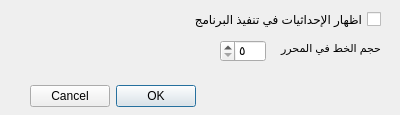
mobadarah/kalimat-lang, file kalimat/settingsdlg.ui: the form before one commit.
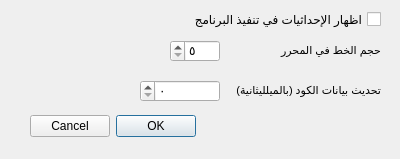
The form after the commit.

Commit message: Setting to decide how often to update code model

What changed in the file:
```diff
--- a/kalimat/settingsdlg.ui
+++ b/kalimat/settingsdlg.ui
@@ -7,7 +7,7 @@
     <x>0</x>
     <y>0</y>
     <width>400</width>
-    <height>115</height>
+    <height>159</height>
    </rect>
   </property>
   <property name="windowTitle">
@@ -23,7 +23,7 @@
    <property name="geometry">
     <rect>
      <x>30</x>
-     <y>80</y>
+     <y>110</y>
      <width>341</width>
      <height>32</height>
     </rect>
@@ -51,9 +51,9 @@
   <widget class="QSpinBox" name="spnEditorFontSize">
    <property name="geometry">
     <rect>
-     <x>220</x>
+     <x>170</x>
      <y>40</y>
-     <width>46</width>
+     <width>50</width>
      <height>22</height>
     </rect>
    </property>
@@ -67,10 +67,10 @@
   <widget class="QLabel" name="label">
    <property name="geometry">
     <rect>
-     <x>240</x>
+     <x>280</x>
      <y>40</y>
-     <width>141</width>
-     <height>16</height>
+     <width>101</width>
+     <height>20</height>
     </rect>
    </property>
    <property name="text">
@@ -81,6 +81,36 @@
 &lt;p dir='rtl' style=&quot; margin-top:0px; margin-bottom:0px; margin-left:0px; margin-right:0px; -qt-block-indent:0; text-indent:0px;&quot;&gt;&lt;span style=&quot; font-size:8pt;&quot;&gt;حجم الخط في المحرر&lt;/span&gt;&lt;/p&gt;&lt;/body&gt;&lt;/html&gt;</string>
    </property>
   </widget>
+  <widget class="QSpinBox" name="spnUpdateCodeModel">
+   <property name="geometry">
+    <rect>
+     <x>140</x>
+     <y>80</y>
+     <width>80</width>
+     <height>22</height>
+    </rect>
+   </property>
+   <property name="maximum">
+    <number>100000</number>
+   </property>
+  </widget>
+  <widget class="QLabel" name="label_2">
+   <property name="geometry">
+    <rect>
+     <x>220</x>
+     <y>80</y>
+     <width>161</width>
+     <height>20</height>
+    </rect>
+   </property>
+   <property name="text">
+    <string>&lt;!DOCTYPE HTML PUBLIC &quot;-//W3C//DTD HTML 4.0//EN&quot; &quot;http://www.w3.org/TR/REC-html40/strict.dtd&quot;&gt;
+&lt;html&gt;&lt;head&gt;&lt;meta name=&quot;qrichtext&quot; content=&quot;1&quot; /&gt;&lt;style type=&quot;text/css&quot;&gt;
+p, li { white-space: pre-wrap; }
+&lt;/style&gt;&lt;/head&gt;&lt;body style=&quot; font-family:'MS Shell Dlg 2'; font-size:8.25pt; font-weight:400; font-style:normal;&quot;&gt;
+&lt;p dir='rtl' style=&quot; margin-top:0px; margin-bottom:0px; margin-left:0px; margin-right:0px; -qt-block-indent:0; text-indent:0px;&quot;&gt;&lt;span style=&quot; font-size:8pt;&quot;&gt;تحديث بيانات الكود (بالميلليثانية)&lt;/span&gt;&lt;/p&gt;&lt;/body&gt;&lt;/html&gt;</string>
+   </property>
+  </widget>
  </widget>
  <resources/>
  <connections>
```
The commit also changes 4 other files.
